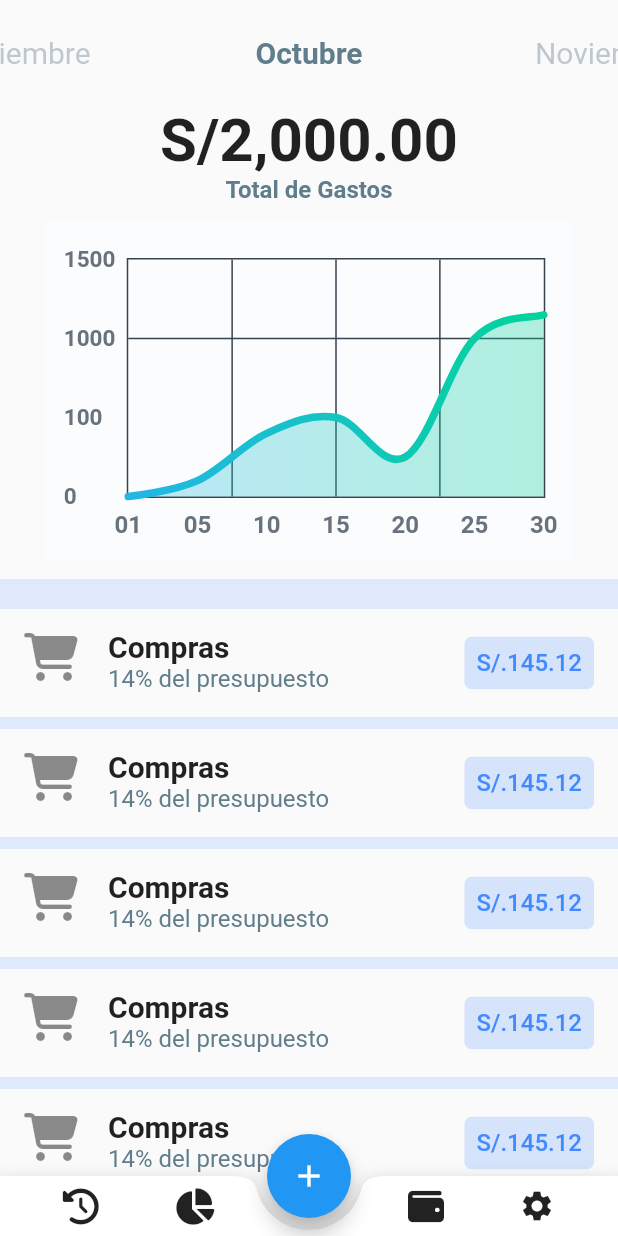
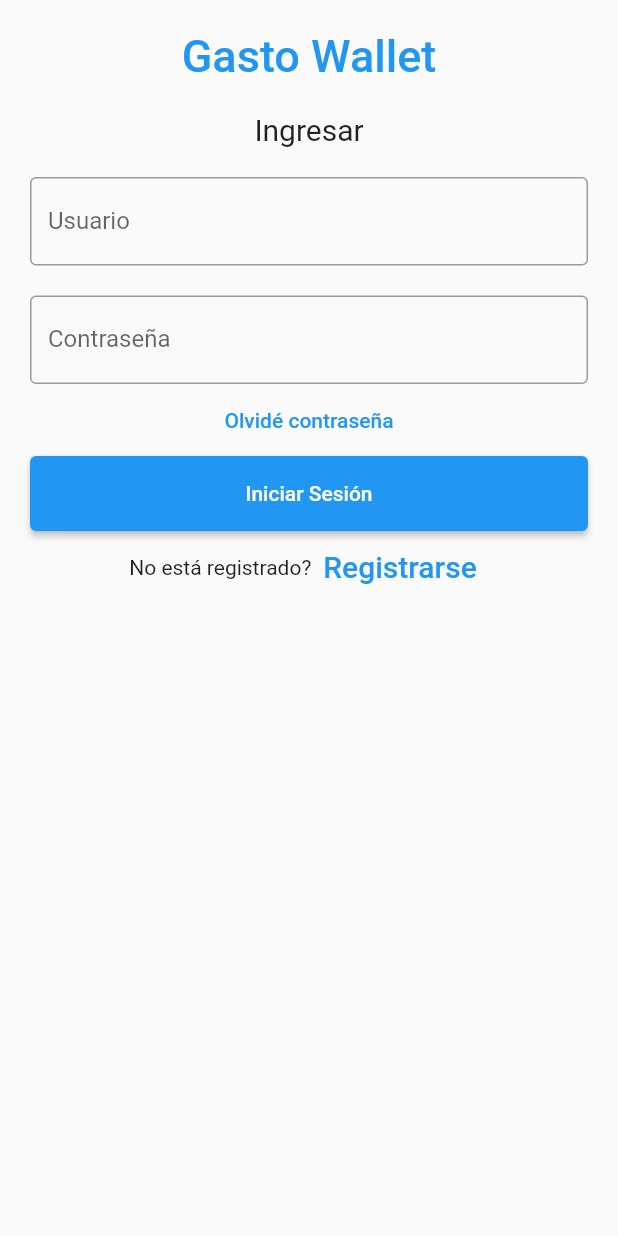
Before and after one commit to PieroAlvaradoP/Gasto_wallet, a Flutter app: the screen it shows after launch, after a tap on the "add" icon, on a phone screen of 412 x 824 dp. Run offline on Flutter 3.47's test engine with Material 2 defaults, Android fonts, the phone set to English and light mode, and no system bars; drawn by our look-alikes of fl_chart; our stand-ins replace cloud_firestore, font_awesome_flutter; accounts and stored records are empty.

Commit message:
new graph & login page done

```diff
--- a/lib/graph_widget.dart
+++ b/lib/graph_widget.dart
@@ -21,19 +21,41 @@ class _LineChartSample2State extends State<LineChartSample2> {
     return Stack(
       children: <Widget>[
         AspectRatio(
-          aspectRatio: 1.5,
-          child: Padding(
-            padding: const EdgeInsets.all(12),
-            child: Container(
+          aspectRatio: 1.50,
+          child: DecoratedBox(
             decoration: const BoxDecoration(
               borderRadius: BorderRadius.all(
-                    Radius.circular(1),
+                Radius.circular(18),
               ),
-                  color: Color.fromARGB(255, 251, 252, 253)),
+              color: Color(0xff38578d),
+            ),
             child: Padding(
               padding: const EdgeInsets.only(
-                    right: 18.0, left: 12.0, top: 24, bottom: 12),
-                child: LineChart(mainData()),
+                right: 18,
+                left: 12,
+                top: 24,
+                bottom: 12,
+              ),
+              child: LineChart(
+                showAvg ? avgData() : mainData(),
+              ),
+            ),
+          ),
+        ),
+        SizedBox(
+          width: 60,
+          height: 34,
+          child: TextButton(
+            onPressed: () {
+              setState(() {
+                showAvg = !showAvg;
+              });
+            },
+            child: Text(
+              'avg',
+              style: TextStyle(
+                fontSize: 12,
+                color: showAvg ? Colors.white.withOpacity(0.5) : Colors.white,
               ),
             ),
           ),
@@ -44,32 +66,20 @@ class _LineChartSample2State extends State<LineChartSample2> {
 
   Widget bottomTitleWidgets(double value, TitleMeta meta) {
     const style = TextStyle(
-      color: Color(0xff68737d),
+      color: Color(0xffeaedf1),
       fontWeight: FontWeight.bold,
       fontSize: 16,
     );
     Widget text;
     switch (value.toInt()) {
-      case 0:
-        text = const Text('01', style: style);
+      case 2:
+        text = const Text('MAR', style: style);
         break;
-      case 2:
-        text = const Text('05', style: style);
-        break;
-      case 4:
-        text = const Text('10', style: style);
-        break;
-      case 6:
-        text = const Text('15', style: style);
+      case 5:
+        text = const Text('JUN', style: style);
         break;
       case 8:
-        text = const Text('20', style: style);
-        break;
-      case 10:
-        text = const Text('25', style: style);
-        break;
-      case 12:
-        text = const Text('30', style: style);
+        text = const Text('SEP', style: style);
         break;
       default:
         text = const Text('', style: style);
@@ -78,30 +88,26 @@ class _LineChartSample2State extends State<LineChartSample2> {
 
     return SideTitleWidget(
       axisSide: meta.axisSide,
-      space: 8.0,
       child: text,
     );
   }
 
   Widget leftTitleWidgets(double value, TitleMeta meta) {
     const style = TextStyle(
-      color: Color(0xff67727d),
+      color: Color(0xffe3e3e3),
       fontWeight: FontWeight.bold,
       fontSize: 15,
     );
     String text;
     switch (value.toInt()) {
-      case 0:
-        text = '0';
-        break;
       case 1:
-        text = '100';
-        break;
-      case 2:
-        text = '1000';
+        text = '10K';
         break;
       case 3:
-        text = '1500';
+        text = '30k';
+        break;
+      case 5:
+        text = '50k';
         break;
       default:
         return Container();
@@ -115,17 +121,17 @@ class _LineChartSample2State extends State<LineChartSample2> {
       gridData: FlGridData(
         show: true,
         drawVerticalLine: true,
-        horizontalInterval: 2,
-        verticalInterval: 3,
+        horizontalInterval: 1,
+        verticalInterval: 1,
         getDrawingHorizontalLine: (value) {
           return FlLine(
-            color: const Color(0xff37434d),
+            color: const Color(0xff475a6b),
             strokeWidth: 1,
           );
         },
         getDrawingVerticalLine: (value) {
           return FlLine(
-            color: const Color(0xff37434d),
+            color: const Color(0xff475a6b),
             strokeWidth: 1,
           );
         },
@@ -157,27 +163,26 @@ class _LineChartSample2State extends State<LineChartSample2> {
       ),
       borderData: FlBorderData(
         show: true,
-          border: Border.all(color: const Color(0xff37434d), width: 1)),
+        border: Border.all(color: const Color(0xff37434d)),
+      ),
       minX: 0,
-      maxX: 12,
+      maxX: 11,
       minY: 0,
-      maxY: 3,
+      maxY: 6,
       lineBarsData: [
         LineChartBarData(
           spots: const [
-            FlSpot(0, 0),
-            FlSpot(2, 0.2),
-            FlSpot(4, 0.8),
-            FlSpot(6, 1),
-            FlSpot(8, 0.5),
-            FlSpot(10, 2),
-            FlSpot(12, 2.3),
+            FlSpot(0, 3),
+            FlSpot(2.6, 2),
+            FlSpot(4.9, 5),
+            FlSpot(6.8, 3.1),
+            FlSpot(8, 4),
+            FlSpot(9.5, 3),
+            FlSpot(11, 4),
           ],
           isCurved: true,
           gradient: LinearGradient(
             colors: gradientColors,
-            begin: Alignment.centerLeft,
-            end: Alignment.centerRight,
           ),
           barWidth: 5,
           isStrokeCapRound: true,
@@ -190,8 +195,103 @@ class _LineChartSample2State extends State<LineChartSample2> {
               colors: gradientColors
                   .map((color) => color.withOpacity(0.3))
                   .toList(),
-              begin: Alignment.centerLeft,
-              end: Alignment.centerRight,
+            ),
+          ),
+        ),
+      ],
+    );
+  }
+
+  LineChartData avgData() {
+    return LineChartData(
+      lineTouchData: LineTouchData(enabled: false),
+      gridData: FlGridData(
+        show: true,
+        drawHorizontalLine: true,
+        verticalInterval: 1,
+        horizontalInterval: 1,
+        getDrawingVerticalLine: (value) {
+          return FlLine(
+            color: const Color(0xff37434d),
+            strokeWidth: 1,
+          );
+        },
+        getDrawingHorizontalLine: (value) {
+          return FlLine(
+            color: const Color(0xff37434d),
+            strokeWidth: 1,
+          );
+        },
+      ),
+      titlesData: FlTitlesData(
+        show: true,
+        bottomTitles: AxisTitles(
+          sideTitles: SideTitles(
+            showTitles: true,
+            reservedSize: 30,
+            getTitlesWidget: bottomTitleWidgets,
+            interval: 1,
+          ),
+        ),
+        leftTitles: AxisTitles(
+          sideTitles: SideTitles(
+            showTitles: true,
+            getTitlesWidget: leftTitleWidgets,
+            reservedSize: 42,
+            interval: 1,
+          ),
+        ),
+        topTitles: AxisTitles(
+          sideTitles: SideTitles(showTitles: false),
+        ),
+        rightTitles: AxisTitles(
+          sideTitles: SideTitles(showTitles: false),
+        ),
+      ),
+      borderData: FlBorderData(
+        show: true,
+        border: Border.all(color: const Color(0xff37434d)),
+      ),
+      minX: 0,
+      maxX: 11,
+      minY: 0,
+      maxY: 6,
+      lineBarsData: [
+        LineChartBarData(
+          spots: const [
+            FlSpot(0, 3.44),
+            FlSpot(2.6, 3.44),
+            FlSpot(4.9, 3.44),
+            FlSpot(6.8, 3.44),
+            FlSpot(8, 3.44),
+            FlSpot(9.5, 3.44),
+            FlSpot(11, 3.44),
+          ],
+          isCurved: true,
+          gradient: LinearGradient(
+            colors: [
+              ColorTween(begin: gradientColors[0], end: gradientColors[1])
+                  .lerp(0.2)!,
+              ColorTween(begin: gradientColors[0], end: gradientColors[1])
+                  .lerp(0.2)!,
+            ],
+          ),
+          barWidth: 5,
+          isStrokeCapRound: true,
+          dotData: FlDotData(
+            show: false,
+          ),
+          belowBarData: BarAreaData(
+            show: true,
+            gradient: LinearGradient(
+              colors: [
+                ColorTween(begin: gradientColors[0], end: gradientColors[1])
+                    .lerp(0.2)!
+                    .withOpacity(0.1),
+                ColorTween(begin: gradientColors[0], end: gradientColors[1])
+                    .lerp(0.2)!
+                    .withOpacity(0.1),
+              ],
             ),
           ),
         ),
--- /dev/null
+++ b/lib/login.dart
@@ -0,0 +1,95 @@
+import 'package:flutter/material.dart';
+
+class Login extends StatefulWidget {
+  const Login({Key? key}) : super(key: key);
+
+  @override
+  State<Login> createState() => _MyLogin();
+}
+
+class _MyLogin extends State<Login> {
+  TextEditingController nameController = TextEditingController();
+  TextEditingController passwordController = TextEditingController();
+
+  @override
+  Widget build(BuildContext context) {
+    return Scaffold(
+      body: Padding(
+          padding: const EdgeInsets.all(10),
+          child: ListView(
+            children: <Widget>[
+              Container(
+                  alignment: Alignment.center,
+                  padding: const EdgeInsets.all(10),
+                  child: const Text(
+                    'Gasto Wallet',
+                    style: TextStyle(
+                        color: Colors.blue,
+                        fontWeight: FontWeight.w500,
+                        fontSize: 30),
+                  )),
+              Container(
+                  alignment: Alignment.center,
+                  padding: const EdgeInsets.all(10),
+                  child: const Text(
+                    'Ingresar',
+                    style: TextStyle(fontSize: 20),
+                  )),
+              Container(
+                padding: const EdgeInsets.all(10),
+                child: TextField(
+                  controller: nameController,
+                  decoration: const InputDecoration(
+                    border: OutlineInputBorder(),
+                    labelText: 'Usuario',
+                  ),
+                ),
+              ),
+              Container(
+                padding: const EdgeInsets.fromLTRB(10, 10, 10, 0),
+                child: TextField(
+                  obscureText: true,
+                  controller: passwordController,
+                  decoration: const InputDecoration(
+                    border: OutlineInputBorder(),
+                    labelText: 'Contraseña',
+                  ),
+                ),
+              ),
+              TextButton(
+                onPressed: () {
+                  //forgot password screen
+                },
+                child: const Text('Olvidé contraseña',),
+              ),
+              Container(
+                  height: 50,
+                  padding: const EdgeInsets.fromLTRB(10, 0, 10, 0),
+                  child: ElevatedButton(
+                    child: const Text('Iniciar Sesión'),
+                    onPressed: () {
+                      print(nameController.text);
+                      print(passwordController.text);
+                    },
+                  )
+              ),
+              Row(
+                mainAxisAlignment: MainAxisAlignment.center,
+                children: <Widget>[
+                  const Text('No está registrado?'),
+                  TextButton(
+                    child: const Text(
+                      'Registrarse',
+                      style: TextStyle(fontSize: 20),
+                    ),
+                    onPressed: () {
+                      //signup screen
+                    },
+                  )
+                ],
+              ),
+            ],
+          )),
+    );
+  }
+}
--- a/lib/main.dart
+++ b/lib/main.dart
@@ -1,6 +1,9 @@
 import 'package:flutter/material.dart';
 import 'package:font_awesome_flutter/font_awesome_flutter.dart';
 import 'graph_widget.dart';
+import 'package:cloud_firestore/cloud_firestore.dart';
+
+import 'login.dart';
 
 void main() {
   runApp(const MyApp());
@@ -72,7 +75,15 @@ class _HomePageState extends State<HomePage> {
       ),
       floatingActionButtonLocation: FloatingActionButtonLocation.centerDocked,
       floatingActionButton: FloatingActionButton(
-        onPressed: () {},
+        onPressed: () {
+          Navigator.of(context).push(
+            MaterialPageRoute(
+              builder: (BuildContext context) {
+                return const Login();
+              },
+            ),
+          );
+        },
         child: const Icon(Icons.add),
       ),
       body: _body(),
@@ -164,7 +175,7 @@ class _HomePageState extends State<HomePage> {
           ),
         ),
         Text(
-          'Total de Gastos',
+          'Presupuesto del mes',
           style: TextStyle(
               fontWeight: FontWeight.bold,
               fontSize: 16.0,
```
Lines whose indentation alone changed are shown as unchanged.
